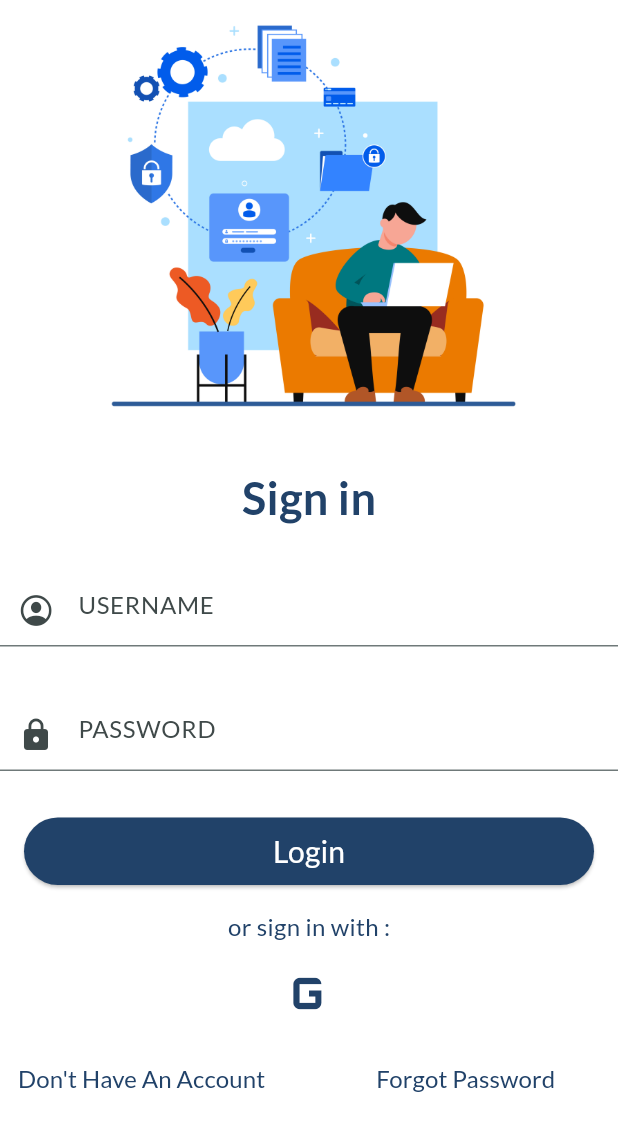
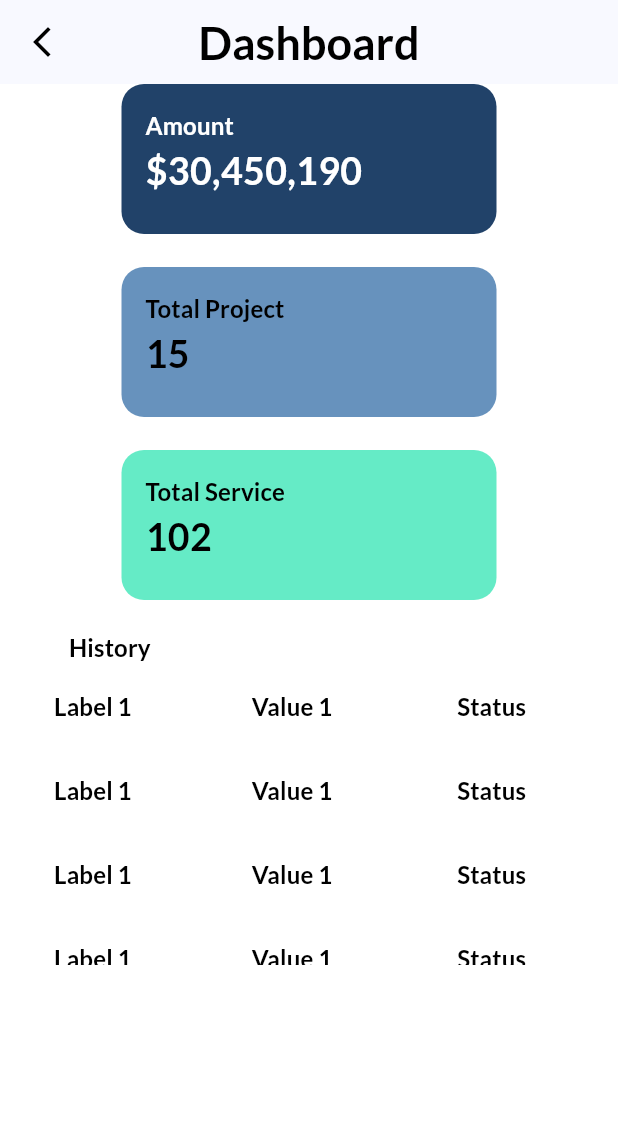
Before and after one commit to Yaman-Th/Freelancing-Platform, a Flutter app: the screen it shows after launch, on a phone screen of 412 x 824 dp. Shown: the top 1131 px of the screen. Run offline on Flutter 3.47's test engine with Material 3 defaults, Android fonts, the phone set to English and light mode, and no system bars; our stand-ins replace google_fonts.

Commit message:
Add Freelancer Dashboard and edit theme

```diff
--- /dev/null
+++ b/Front-End/lib/DashboardScreens/freelancer_dashboard.dart
@@ -0,0 +1,170 @@
+import 'package:flutter/material.dart';
+import 'package:intl/intl.dart';
+
+class FreelancerDashboard extends StatefulWidget {
+  const FreelancerDashboard({super.key});
+
+  @override
+  State<FreelancerDashboard> createState() {
+    return FreelancerDashboardState();
+  }
+}
+
+class FreelancerDashboardState extends State<FreelancerDashboard> {
+  @override
+  Widget build(BuildContext context) {
+    return Scaffold(
+      appBar: AppBar(
+        leading: IconButton(
+            onPressed: () {}, icon: Icon(Icons.arrow_back_ios_new,color:Theme.of(context).colorScheme.primary ,)),
+        title: Text(
+          'Dashboard',
+          style: Theme.of(context).textTheme.titleLarge!.copyWith(
+                color: Theme.of(context).colorScheme.primary,
+              ),
+        ),
+        centerTitle: true,
+      ),
+      body: SingleChildScrollView(
+        child: Center(
+          child: Column(
+            crossAxisAlignment: CrossAxisAlignment.center,
+            children: [
+              Container(
+                padding: const EdgeInsets.all(16),
+                width: 250,
+                height: 100,
+                decoration: BoxDecoration(
+                    color: Theme.of(context).colorScheme.onSurface,
+                    borderRadius: const BorderRadius.all(Radius.circular(15))),
+                child: Column(
+                  mainAxisAlignment: MainAxisAlignment.start,
+                  crossAxisAlignment: CrossAxisAlignment.start,
+                  children: [
+                    Text(
+                      'Amount',
+                      style: Theme.of(context).textTheme.titleSmall!.copyWith(
+                            color: Theme.of(context).colorScheme.background,
+                          ),
+                    ),
+                    Text(
+                        NumberFormat.simpleCurrency(
+                                locale: 'en_US', decimalDigits: 0)
+                            .format(30450190),
+                        style: Theme.of(context).textTheme.bodyMedium!.copyWith(
+                              color: Theme.of(context).colorScheme.background,
+                            ))
+                  ],
+                ),
+              ),
+              const SizedBox(
+                height: 22,
+              ),
+              Container(
+                padding: const EdgeInsets.all(16),
+                width: 250,
+                height: 100,
+                decoration:  BoxDecoration(
+                    color:Theme.of(context).colorScheme.onSecondary,
+                    borderRadius:const BorderRadius.all(Radius.circular(15))),
+                child: Column(
+                  mainAxisAlignment: MainAxisAlignment.start,
+                  crossAxisAlignment: CrossAxisAlignment.start,
+                  children: [
+                    Text(
+                      'Total Project',
+                      style: Theme.of(context).textTheme.titleSmall!.copyWith(
+                            color: Theme.of(context).colorScheme.primary,
+                          ),
+                    ),
+                    Text('15',
+                        style: Theme.of(context).textTheme.bodyMedium!.copyWith(
+                              color: Theme.of(context).colorScheme.primary,
+                            ))
+                  ],
+                ),
+              ),
+              const SizedBox(
+                height: 22,
+              ),
+              Container(
+                padding: const EdgeInsets.all(16),
+                width: 250,
+                height: 100,
+                decoration:  BoxDecoration(
+                    color:Theme.of(context).colorScheme.onPrimary,
+                    borderRadius:const BorderRadius.all(Radius.circular(15))),
+                child: Column(
+                  mainAxisAlignment: MainAxisAlignment.start,
+                  crossAxisAlignment: CrossAxisAlignment.start,
+                  children: [
+                    Text(
+                      'Total Service',
+                      style: Theme.of(context).textTheme.titleSmall!.copyWith(
+                            color: Theme.of(context).colorScheme.primary,
+                          ),
+                    ),
+                    Text('102',
+                        style: Theme.of(context).textTheme.bodyMedium!.copyWith(
+                              color: Theme.of(context).colorScheme.primary,
+                            ))
+                  ],
+                ),
+              ),
+              const SizedBox(
+                height: 20,
+              ),
+              SizedBox(
+                width: 320,
+                child: Text('History',
+                    style: Theme.of(context).textTheme.titleSmall!.copyWith(
+                        color: Theme.of(context).colorScheme.primary)),
+              ),
+              Container(
+                height: 200,
+                child: ListView.builder(
+                  itemCount: 5,
+                  itemBuilder: (ctx, index) => ListTile(
+                      title: Row(
+                    children: [
+                      const SizedBox(
+                        width: 20,
+                      ),
+                      Text('Label 1',
+                          style: Theme.of(context)
+                              .textTheme
+                              .titleSmall!
+                              .copyWith(
+                                color: Theme.of(context).colorScheme.primary,
+                              )),
+                      const SizedBox(
+                        width: 80,
+                      ),
+                      Text('Value 1 ',
+                          style: Theme.of(context)
+                              .textTheme
+                              .titleSmall!
+                              .copyWith(
+                                color: Theme.of(context).colorScheme.primary,
+                              )),
+                      const SizedBox(
+                        width: 80,
+                      ),
+                      Text('Status',
+                          style: Theme.of(context)
+                              .textTheme
+                              .titleSmall!
+                              .copyWith(
+                                color: Theme.of(context).colorScheme.primary,
+                              ))
+                    ],
+                  )),
+                ),
+              ),
+            ],
+          ),
+        ),
+      ),
+    );
+  }
+}
--- a/Front-End/lib/Login.dart
+++ b/Front-End/lib/Login.dart
@@ -1,16 +1,21 @@
 import 'package:flutter/cupertino.dart';
 import 'package:flutter/material.dart';
-import 'package:google_fonts/google_fonts.dart';
-import 'package:freelancing/main.dart';
+class LoginPage extends StatefulWidget {
+  const LoginPage({super.key});
 
-class LoginPage extends StatelessWidget {
-  LoginPage({super.key});
+  @override
+  State<LoginPage> createState() => _LoginPageState();
+}
+
+class _LoginPageState extends State<LoginPage> {
   final userNameController = TextEditingController();
+
   final passwordController = TextEditingController();
+
   @override
   Widget build(context) {
     return Scaffold(
-      backgroundColor: backGroundColor,
+      backgroundColor:Theme.of(context).colorScheme.background,
       body: SingleChildScrollView(
         child: Column(
           mainAxisAlignment: MainAxisAlignment.start,
@@ -22,11 +27,9 @@
             ),
             Text(
               'Sign in',
-              style: GoogleFonts.lato(
-                color: color1,
-                fontSize: 30,
-                fontWeight: FontWeight.bold,
-              ),
+             style: Theme.of(context).textTheme.titleLarge!.copyWith(
+                        color: Theme.of(context).colorScheme.onSurface,
+                      ),
             ),
             const SizedBox(
               height: 30,
@@ -57,20 +60,19 @@
                   child: ElevatedButton(
                     onPressed: () {},
                     style: ButtonStyle(
-                      backgroundColor: MaterialStateProperty.all<Color>(color1),
+                      backgroundColor: MaterialStateProperty.all<Color>(Theme.of(context).colorScheme.onSurface),
                     ),
                     child: Text('Login',
-                        style: GoogleFonts.lato(
-                          fontSize: 20,
-                          color: Colors.white,
-                        )),
+                         style: Theme.of(context).textTheme.titleMedium!.copyWith(
+                        color: Theme.of(context).colorScheme.background,
+                      )),
                   ),
                 )),
             Text(
               'or sign in with :',
-              style: GoogleFonts.lato(
-                fontSize: 16,
-                color: color1,
+              style: Theme.of(context).textTheme.titleSmall!.copyWith(
+                        color: Theme.of(context).colorScheme.onSurface,
+
               ),
             ),
             IconButton(
@@ -79,7 +81,7 @@
                 Icons.g_mobiledata,
               ),
               style:
-                  IconButton.styleFrom(iconSize: 50, foregroundColor: color1),
+                  IconButton.styleFrom(iconSize: 50, foregroundColor:Theme.of(context).colorScheme.onSurface ),
             ),
             Row(
               children: [
@@ -87,26 +89,24 @@
                     onPressed: () {},
                     child: Text(
                       "Don't Have An Account",
-                      style: GoogleFonts.lato(
-                        fontSize: 16,
-                        color: color1,
+                      style: Theme.of(context).textTheme.titleSmall!.copyWith(
+                        color: Theme.of(context).colorScheme.onSurface,
+                      )
                       ),
-                    ),),
+                    ),
                     const SizedBox(width:50,),
                      TextButton(
                     onPressed: () {},
                     child: Text(
                       "Forgot Password",
-                      style: GoogleFonts.lato(
-                        fontSize: 16,
-                        color: color1,
-                      ),
+                      style: Theme.of(context).textTheme.titleSmall!.copyWith(
+                        color: Theme.of(context).colorScheme.onSurface,
+                      )
                     ),),
               ],
-            )
-          ],
-        ),
-      ),
-    );
+                    )
+      ],
+      )),
+      );
   }
 }
--- a/Front-End/lib/main.dart
+++ b/Front-End/lib/main.dart
@@ -1,17 +1,41 @@
 import 'package:flutter/material.dart';
+import 'package:freelancing/DashboardScreens/freelancer_dashboard.dart';
 import 'package:freelancing/Login.dart';
 import 'package:google_fonts/google_fonts.dart';
 
-final theme = ThemeData(
-  useMaterial3: true,
-  colorScheme: ColorScheme.fromSeed(
-    seedColor: const Color.fromARGB(255, 197, 205, 205),
-  ),
-  textTheme: GoogleFonts.latoTextTheme(),
+final colorScheme = ColorScheme.fromSeed(
+  brightness: Brightness.light,
+  seedColor: const Color.fromARGB(255, 33, 66, 105),
+  background: const Color.fromARGB(255, 255, 255, 255),
+  onPrimary: const Color.fromARGB(255, 101, 235, 198),
+  onSecondary: const Color.fromARGB(255, 103, 146, 189),
+  onBackground: const Color.fromARGB(255, 197, 205, 205),
+  onSurface:  const Color.fromARGB(255, 33, 66, 105),
+  primary: Colors.black,
+
 );
-Color backGroundColor =const Color.fromARGB(255, 255, 255, 255);
-Color color1 = const Color.fromRGBO(33, 66, 105, 1);
+final theme = ThemeData().copyWith(
+    useMaterial3: true,
+    scaffoldBackgroundColor: colorScheme.background,
+    colorScheme: colorScheme,
+    textTheme: GoogleFonts.latoTextTheme().copyWith(
+      titleSmall: GoogleFonts.lato(
+        fontWeight: FontWeight.bold,
+         fontSize:16
+      ),
+      titleMedium: GoogleFonts.lato(
+        fontWeight: FontWeight.bold,
+        fontSize:20
+      ),
+      titleLarge: GoogleFonts.lato(
+        fontWeight: FontWeight.bold,
+        fontSize:30
+      ),
+      bodyMedium: GoogleFonts.lato(
+        fontWeight: FontWeight.bold,
+        fontSize:25
 
+    )));
 void main() {
   runApp(const App());
 }
@@ -22,8 +46,9 @@
   @override
   Widget build(context) {
     return MaterialApp(
+      debugShowCheckedModeBanner: false,
       theme: theme,
-      home: LoginPage(),
+      home:const FreelancerDashboard(),
     );
   }
 }
--- a/Front-End/pubspec.yaml
+++ b/Front-End/pubspec.yaml
@@ -36,6 +36,7 @@
   # Use with the CupertinoIcons class for iOS style icons.
   cupertino_icons: ^1.0.6
   google_fonts: ^6.2.1
+  intl: ^0.19.0
 
 dev_dependencies:
   flutter_test:
```
Also changed, not shown: Front-End/lib/DashboardScreens/client_dashboard.dart (added), Front-End/pubspec.lock.
